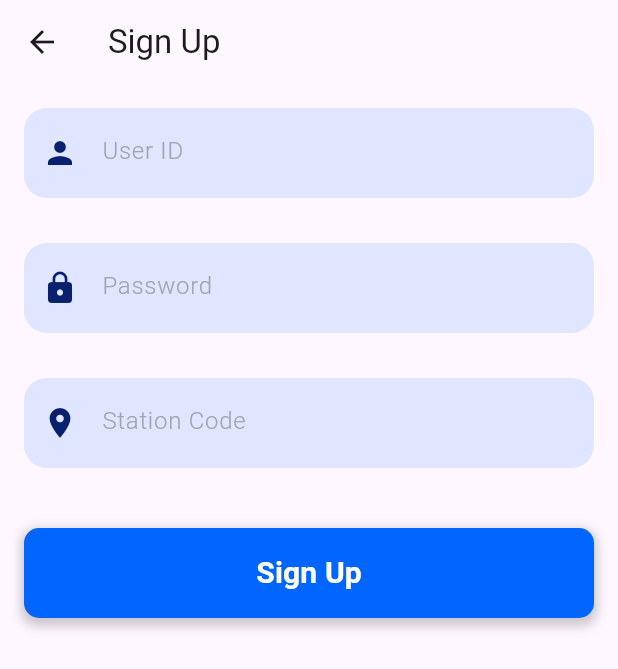
After one commit to Kumarianushka79701/pmsLoading_Unloading, a Flutter app: the screen it shows after launch, after a tap on "Sign Up", on a phone screen of 412 x 824 dp. The commit adds this screen. Shown: the top 669 px of the screen. Run offline on Flutter 3.47's test engine with Material 3 defaults, Android fonts, the phone set to English and light mode, and no system bars; our stand-ins replace google_fonts, shared_preferences, sqflite; missing offline and left inert: mobile_scanner; accounts and stored records are empty.

Commit message:
registration page added

```diff
--- a/lib/modules/auth/views/auth.dart
+++ b/lib/modules/auth/views/auth.dart
@@ -1,5 +1,6 @@
 import 'package:flutter/material.dart';
 import 'package:project/modules/auth/provider/auth_provider.dart';
+import 'package:project/modules/auth/views/registration_view.dart';
 import 'package:project/routes/app_routes.dart';
 import 'package:project/utils/app_icons.dart';
 import 'package:project/utils/colors.dart';
@@ -18,7 +19,8 @@ class AuthScreen extends StatelessWidget {
 
     return SafeArea(
       child: Scaffold(
-        body: Stack(
+        body: SingleChildScrollView(
+          child: Stack(
             children: [
               Positioned.fill(
                 child: Opacity(
@@ -66,10 +68,9 @@ class AuthScreen extends StatelessWidget {
                             fontWeight: FontWeight.w900,
                           ),
                         ),
-                      Image.asset(
-                        AppIcons.logopms,
-                        fit: BoxFit.cover,
-                      ),
+                        // Image.asset(
+                        //   AppIcons.logopms,
+                        // ),
                         Padding(
                           padding: const EdgeInsets.symmetric(
                               vertical: 30, horizontal: 20),
@@ -136,9 +137,7 @@ class AuthScreen extends StatelessWidget {
                                 const SizedBox(height: 20),
                               RoundButton(
             title: Text(
-                                  authProvider.isLoading
-                                      ? 'Logging In...'
-                                      : 'Login',
+              authProvider.isLoading ? 'Logging In...' : 'Login',
               style: const TextStyle(
                 color: Colors.white,
                 fontSize: 20,
@@ -155,15 +154,27 @@ class AuthScreen extends StatelessWidget {
               ),
             ),
             onPressed: () {
-                                  // Call the login method from the AuthProvider
-                                  authProvider.login('AT', 'AT', 'NDLS');
+              if (authProvider.formKey.currentState?.validate() ?? false) {
+                authProvider.formKey.currentState?.save();
+
+                // Use controllers for credentials
+                final userId = authProvider.userIDController.text.trim();
+                final password = authProvider.passwordController.text.trim();
+                final stationCode = authProvider.stationCodeController.text.trim();
+
+                authProvider.login(userId, password, stationCode).then((_) {
           if (authProvider.isAuthenticated) {
             Navigator.pushReplacement(
               context,
-                                      MaterialPageRoute(
-                                          builder: (context) =>
-                                              const TabsScreen()),
+              MaterialPageRoute(builder: (context) => const TabsScreen()),
             );
+          } else {
+            // Show error message
+            ScaffoldMessenger.of(context).showSnackBar(
+              SnackBar(content: Text(authProvider.errorMessage ?? 'Unknown error')),
+            );
+          }
+                });
               }
             },
           ),
@@ -177,7 +188,18 @@ class AuthScreen extends StatelessWidget {
                                     print("object");
                                   },
                                   child: Text('Go to Forgot Account Page'),
-                              )
+                                ),
+
+                                ElevatedButton(
+            onPressed: () {
+              Navigator.push(
+                context,
+                MaterialPageRoute(builder: (context) => const SignUpScreen()),
+              );
+            },
+            child: const Text('Sign Up'),
+          ),
+
                               ],
                             ),
                           ),
@@ -191,6 +213,7 @@ class AuthScreen extends StatelessWidget {
             ],
           ),
         ),
+      ),
     );
   }
 }
--- /dev/null
+++ b/lib/modules/auth/views/registration_view.dart
@@ -0,0 +1,106 @@
+
+
+
+import 'package:flutter/material.dart';
+import 'package:project/modules/auth/provider/auth_provider.dart';
+import 'package:project/modules/tabScreen/views/tabs.dart';
+import 'package:project/utils/colors.dart';
+import 'package:project/widgets/common/RoundButton.dart';
+import 'package:project/widgets/common/RoundTextField.dart';
+import 'package:provider/provider.dart';
+
+class SignUpScreen extends StatelessWidget {
+  const SignUpScreen({super.key});
+
+  @override
+  Widget build(BuildContext context) {
+    final authProvider = Provider.of<AuthProvider>(context, listen: false);
+
+    return Scaffold(
+      appBar: AppBar(title: const Text("Sign Up")),
+      body: Padding(
+        padding: const EdgeInsets.all(16.0),
+        child: Form(
+          key: authProvider.formKey,
+          child: Column(
+            children: [
+              RoundTextField(
+                hintText: 'User ID',
+                prefixIcon: Icon(Icons.person, color: ParcelColors.catalinaBlue),
+                isUpperCase: true,
+                controller: authProvider.userIDController,
+                validator: (value) {
+                  if (value == null || value.isEmpty) {
+                    return 'Please enter a user ID';
+                  } else if (!RegExp(r'^[a-zA-Z]+$').hasMatch(value)) {
+                    return 'User ID must contain only alphabetic characters';
+                  }
+                  return null;
+                },
+              ),
+              const SizedBox(height: 10),
+              RoundTextField(
+                hintText: 'Password',
+                prefixIcon: Icon(Icons.lock, color: ParcelColors.catalinaBlue),
+                isUpperCase: true,
+                obscureText: true,
+                controller: authProvider.passwordController,
+                validator: (value) {
+                  if (value == null || value.isEmpty) {
+                    return 'Please enter a password';
+                  }
+                  return null;
+                },
+              ),
+              const SizedBox(height: 10),
+              RoundTextField(
+                hintText: 'Station Code',
+                prefixIcon: Icon(Icons.location_on, color: ParcelColors.catalinaBlue),
+                isUpperCase: true,
+                controller: authProvider.stationCodeController,
+                validator: (value) {
+                  if (value == null || value.isEmpty) {
+                    return 'Please enter a station code';
+                  }
+                  return null;
+                },
+              ),
+              const SizedBox(height: 20),
+              RoundButton(
+                title: Text(
+                  authProvider.isLoading ? 'Signing Up...' : 'Sign Up',
+                  style: const TextStyle(
+                    color: Colors.white,
+                    fontSize: 20,
+                    fontWeight: FontWeight.bold,
+                  ),
+                ),
+                isLoading: authProvider.isLoading,
+                onPressed: () {
+                  if (authProvider.formKey.currentState?.validate() ?? false) {
+                    final userId = authProvider.userIDController.text.trim();
+                    final password = authProvider.passwordController.text.trim();
+                    final stationCode = authProvider.stationCodeController.text.trim();
+
+                    authProvider.signUp(userId, password, stationCode).then((_) {
+                      if (authProvider.isAuthenticated) {
+                        Navigator.pushReplacement(
+                          context,
+                          MaterialPageRoute(builder: (context) => const TabsScreen()),
+                        );
+                      } else {
+                        ScaffoldMessenger.of(context).showSnackBar(
+                          SnackBar(content: Text(authProvider.errorMessage ?? 'Unknown error')),
+                        );
+                      }
+                    });
+                  }
+                },
+              ),
+            ],
+          ),
+        ),
+      ),
+    );
+  }
+}
```
Also changed, not shown: lib/modules/auth/provider/auth_provider.dart (+46 -0 lines). Lines whose indentation alone changed are shown as unchanged.
